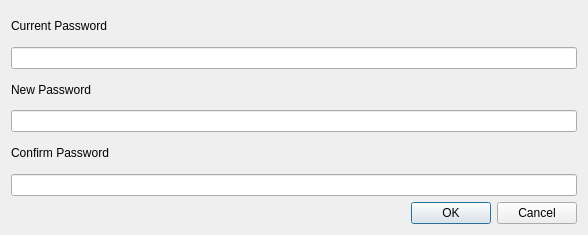
Qt form src/nekobox/ui/security/change_password.ui (qr243vbi/nekobox) before a commit.
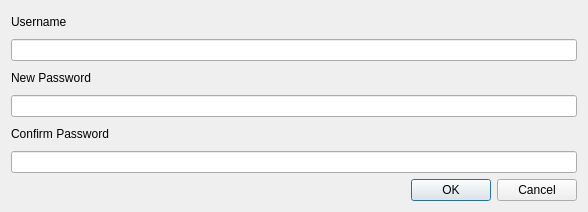
The same form after that commit.

The edit to the form file:
```diff
--- a/src/nekobox/ui/security/change_password.ui
+++ b/src/nekobox/ui/security/change_password.ui
@@ -7,7 +7,7 @@
     <x>0</x>
     <y>0</y>
     <width>588</width>
-    <height>235</height>
+    <height>212</height>
    </rect>
   </property>
   <property name="windowTitle">
@@ -17,7 +17,7 @@
    <item>
     <widget class="QLabel" name="password_label">
      <property name="text">
-      <string>Current Password</string>
+      <string>Username</string>
      </property>
     </widget>
    </item>
@@ -27,7 +27,7 @@
       <string notr="true"/>
      </property>
      <property name="echoMode">
-      <enum>QLineEdit::EchoMode::Password</enum>
+      <enum>QLineEdit::EchoMode::Normal</enum>
      </property>
     </widget>
    </item>
```
